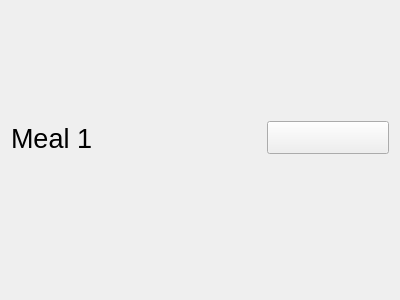
The window that ui/items/MealLog.ui (OpenFitnessPal/OpenFitnessPal) describes before a commit, drawn with Qt 5.
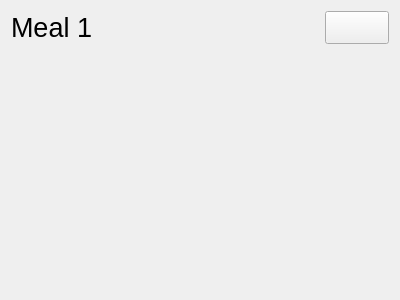
The same window after the commit. Icons and pictures are not drawn.

Patch:
```diff
--- a/ui/items/MealLog.ui
+++ b/ui/items/MealLog.ui
@@ -19,30 +19,14 @@
    <string>Form</string>
   </property>
   <layout class="QGridLayout" name="gridLayout">
-   <item row="0" column="0">
-    <widget class="QLabel" name="label">
-     <property name="font">
-      <font>
-       <pointsize>20</pointsize>
-      </font>
-     </property>
-     <property name="text">
-      <string>Meal 1</string>
-     </property>
-    </widget>
-   </item>
-   <item row="0" column="1">
-    <spacer name="horizontalSpacer">
-     <property name="sizeHint" stdset="0">
-      <size>
-       <width>40</width>
-       <height>20</height>
-      </size>
-     </property>
-    </spacer>
-   </item>
    <item row="0" column="2">
     <widget class="QPushButton" name="pushButton">
+     <property name="sizePolicy">
+      <sizepolicy hsizetype="Fixed" vsizetype="Fixed">
+       <horstretch>0</horstretch>
+       <verstretch>0</verstretch>
+      </sizepolicy>
+     </property>
      <property name="text">
       <string/>
      </property>
@@ -58,7 +42,7 @@
      </property>
     </widget>
    </item>
-   <item row="1" column="0" colspan="2">
+   <item row="1" column="0" colspan="3">
     <widget class="QFrame" name="frame">
      <property name="frameShape">
       <enum>QFrame::NoFrame</enum>
@@ -66,6 +50,31 @@
      <layout class="QVBoxLayout" name="verticalLayout"/>
     </widget>
    </item>
+   <item row="0" column="0" colspan="2">
+    <widget class="QLabel" name="label">
+     <property name="font">
+      <font>
+       <pointsize>20</pointsize>
+      </font>
+     </property>
+     <property name="text">
+      <string>Meal 1</string>
+     </property>
+    </widget>
+   </item>
+   <item row="2" column="0" colspan="3">
+    <spacer name="horizontalSpacer">
+     <property name="orientation">
+      <enum>Qt::Orientation::Vertical</enum>
+     </property>
+     <property name="sizeHint" stdset="0">
+      <size>
+       <width>40</width>
+       <height>20</height>
+      </size>
+     </property>
+    </spacer>
+   </item>
   </layout>
  </widget>
  <resources>
```
Left out of the diff: 2 changed lines with no effect on the pictures.
